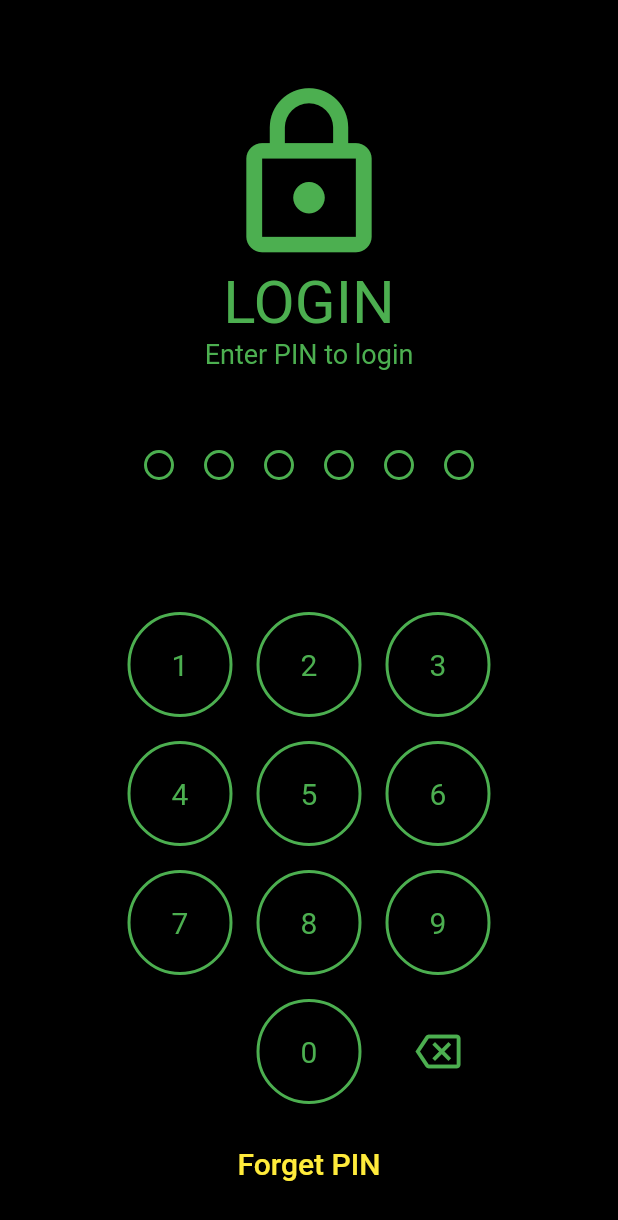
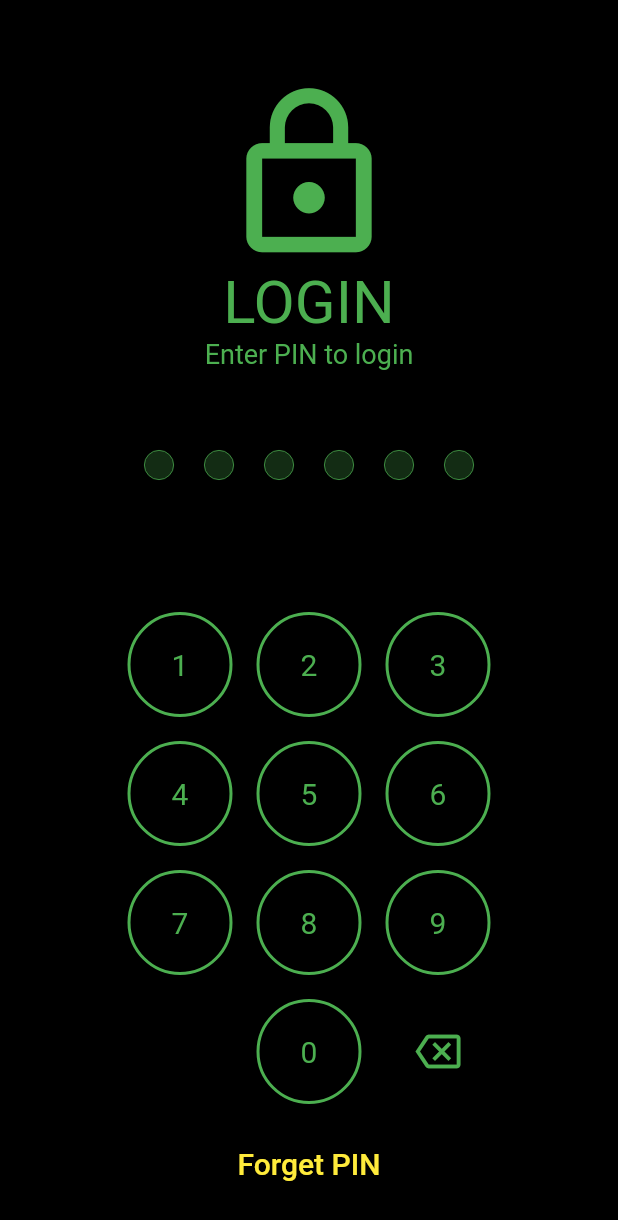
Before and after one commit to Navaphat/assignment_9, a Flutter app: the screen it shows after launch, on a phone screen of 412 x 824 dp. Shown: the top 1220 px of the screen. Run offline on Flutter 3.47's test engine with Material 2 defaults, Android fonts, the light colour scheme and no system bars.

Commit message:
Initial Commit

```diff
--- a/lib/login_page.dart
+++ b/lib/login_page.dart
@@ -140,7 +140,7 @@ class _loginPageState extends State<loginPage> {
           });
           checkPin();
         },
-        borderRadius: BorderRadius.circular(30.0),
+        borderRadius: BorderRadius.circular(35.0),
         child: Container(
           width: 70.0,
           height: 70.0,
@@ -197,7 +197,8 @@ class _loginPageState extends State<loginPage> {
   Widget buildPassCode({int? i}) {
     BoxDecoration? blankPass = BoxDecoration(
       shape: BoxShape.circle,
-      border: Border.all(color: Colors.green, width: 2.0),
+      color: Colors.green.withOpacity(0.25),
+      border: Border.all(color: Colors.green, width: 0.5),
     );
 
     BoxDecoration? fillPass = BoxDecoration(
--- a/lib/main_page.dart
+++ b/lib/main_page.dart
@@ -1,24 +1,5 @@
+
 import 'package:flutter/material.dart';
-
-void mainPage() {
-  runApp(const MyApp());
-}
-
-class MyApp extends StatelessWidget {
-  const MyApp({Key? key}) : super(key: key);
-
-  @override
-  Widget build(BuildContext context) {
-    return MaterialApp(
-      title: 'main page',
-      theme: ThemeData(
-        primarySwatch: Colors.green,
-        scaffoldBackgroundColor: Colors.black,
-      ),
-      home: HomePage(),
-    );
-  }
-}
 
 class HomePage extends StatelessWidget {
   const HomePage({Key? key}) : super(key: key);
```
